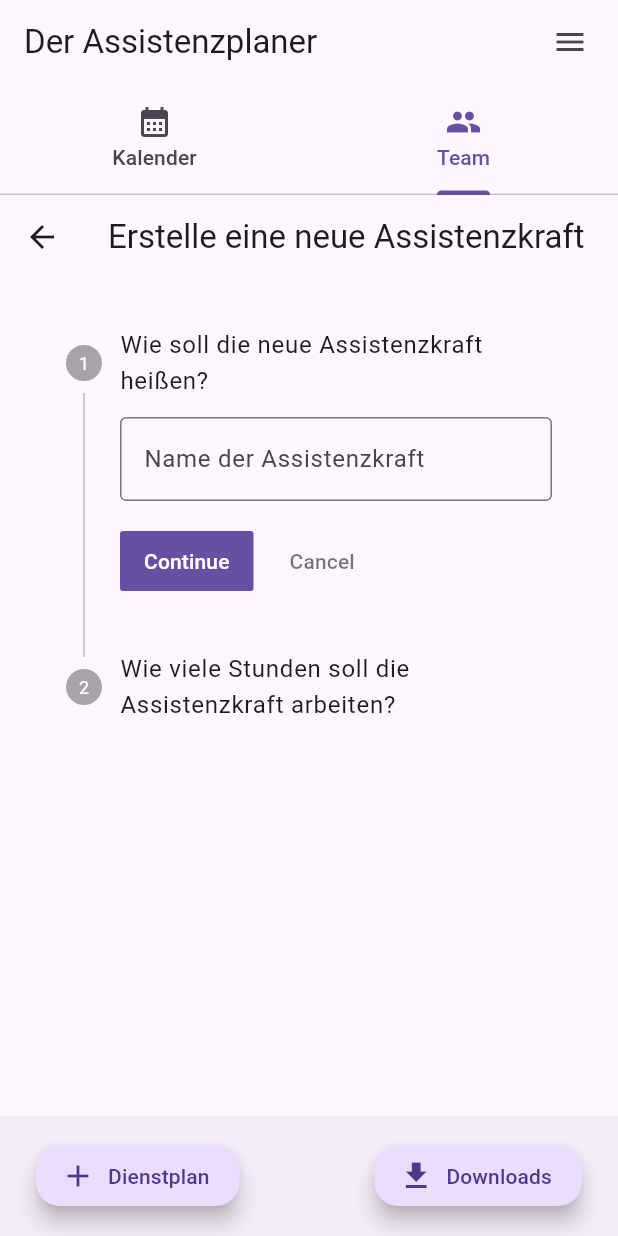
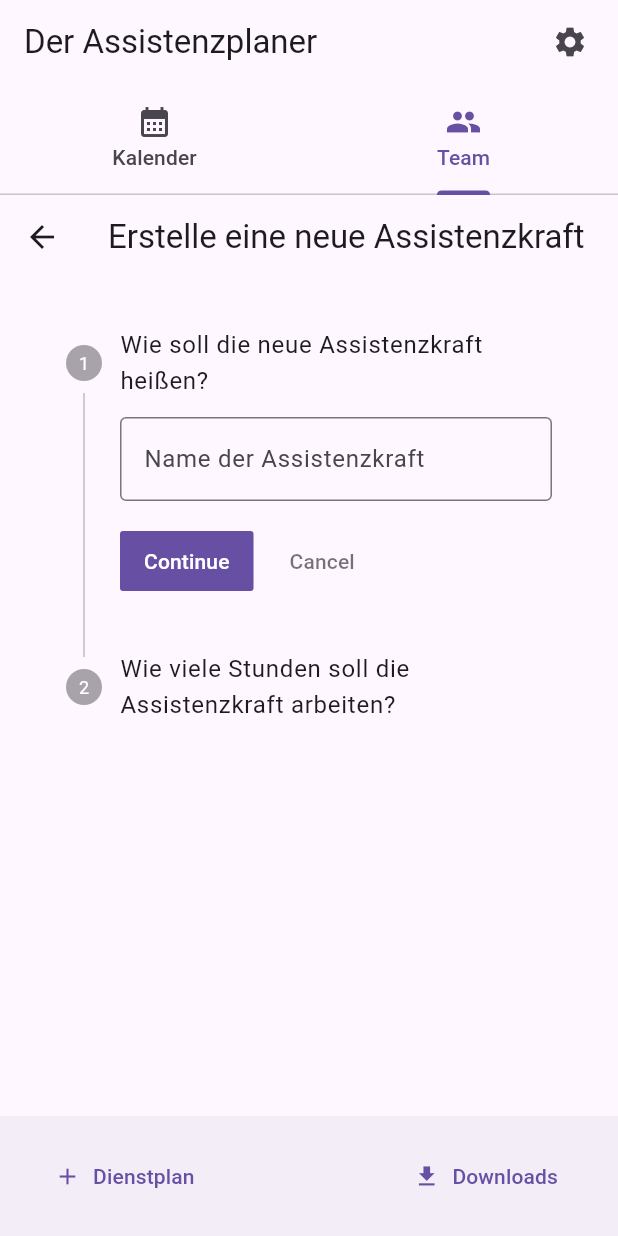
Before and after one commit to annikalenneper/der_assistenzplaner, a Flutter app: the screen it shows after launch, tab 2 chosen, after a tap on the "add" icon, on a phone screen of 412 x 824 dp. Run offline on Flutter 3.47's test engine with Material 3 defaults, Android fonts, the phone set to English and light mode, and no system bars; our stand-ins replace font_awesome_flutter, hive, hive_flutter, shared_preferences, table_calendar; accounts and stored records are empty.

Commit message:
removed unused imports, update navigation buttons to TextButton

```diff
--- a/lib/main.dart
+++ b/lib/main.dart
@@ -1,5 +1,4 @@
 import 'dart:developer';
-
 import 'package:der_assistenzplaner/models/assistant.dart';
 import 'package:der_assistenzplaner/models/tag.dart';
 import 'package:der_assistenzplaner/models/shift.dart';
@@ -13,7 +12,7 @@ import 'package:der_assistenzplaner/viewmodels/assistant_model.dart';
 import 'package:der_assistenzplaner/views/assistant_screen.dart';
 import 'package:hive_flutter/hive_flutter.dart';
 import 'package:der_assistenzplaner/viewmodels/tag_model.dart';
-import 'package:der_assistenzplaner/views/documents_screen.dart';
+
 
 
 
@@ -51,15 +50,14 @@ Future<void> main() async {
           ChangeNotifierProvider(
             create: (_) => assistantModel,
           ),
-
         ],
-
         child: MyApp(),
       ),
     );
   });
 }
 
+/// stateless widget holds stateful home screen
 class MyApp extends StatelessWidget {
   const MyApp({super.key});
   @override
@@ -78,6 +76,7 @@ class MyApp extends StatelessWidget {
   }
 }
 
+/// home screen with tab bar as main navigation
 class HomeScreen extends StatefulWidget {
   final int initialTabIndex;
 
@@ -97,6 +96,7 @@ class _HomeScreenState extends State<HomeScreen> with SingleTickerProviderStateM
     _tabController.index = widget.initialTabIndex;
   }
 
+  /// avoid memory leaks
   @override
   void dispose() {
     _tabController.dispose();
@@ -113,8 +113,11 @@ class _HomeScreenState extends State<HomeScreen> with SingleTickerProviderStateM
           Padding(
             padding: const EdgeInsets.all(8.0),
             child: IconButton(
-              icon: Icon(Icons.menu),
-              onPressed: () {},
+              icon: Icon(Icons.settings),
+              onPressed: () => Navigator.push(
+                context,
+                MaterialPageRoute(builder: (context) => SettingsScreen()),
+              ),
             ),
           ),
         ],
@@ -138,9 +141,9 @@ class _HomeScreenState extends State<HomeScreen> with SingleTickerProviderStateM
           padding: const EdgeInsets.all(8.0),
           child: Row(
             children: [
-              FloatingActionButton.extended(onPressed: (){}, label: Text('Dienstplan'), icon: Icon(Icons.add),),
+              TextButton.icon(onPressed: (){}, label: Text('Dienstplan'), icon: Icon(Icons.add),),
               Spacer(),
-              FloatingActionButton.extended(onPressed: (){}, label: Text('Downloads'), icon: Icon(Icons.download),)
+              TextButton.icon(onPressed: (){}, label: Text('Downloads'), icon: Icon(Icons.download),)
             ],
 
           ),
```
